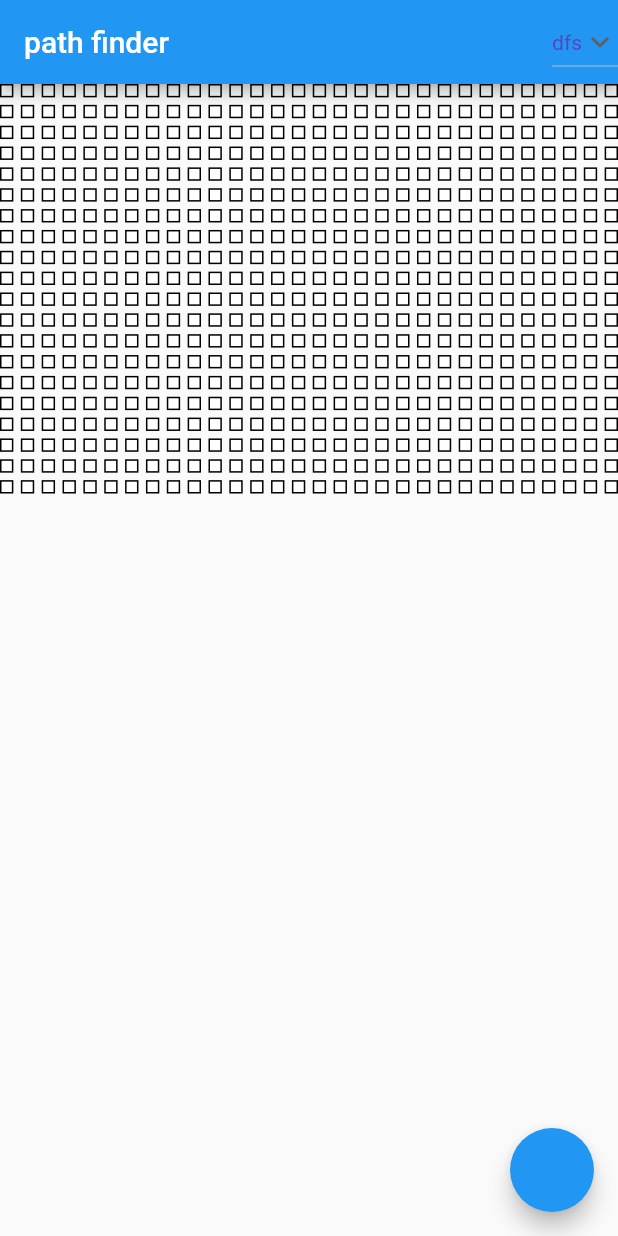
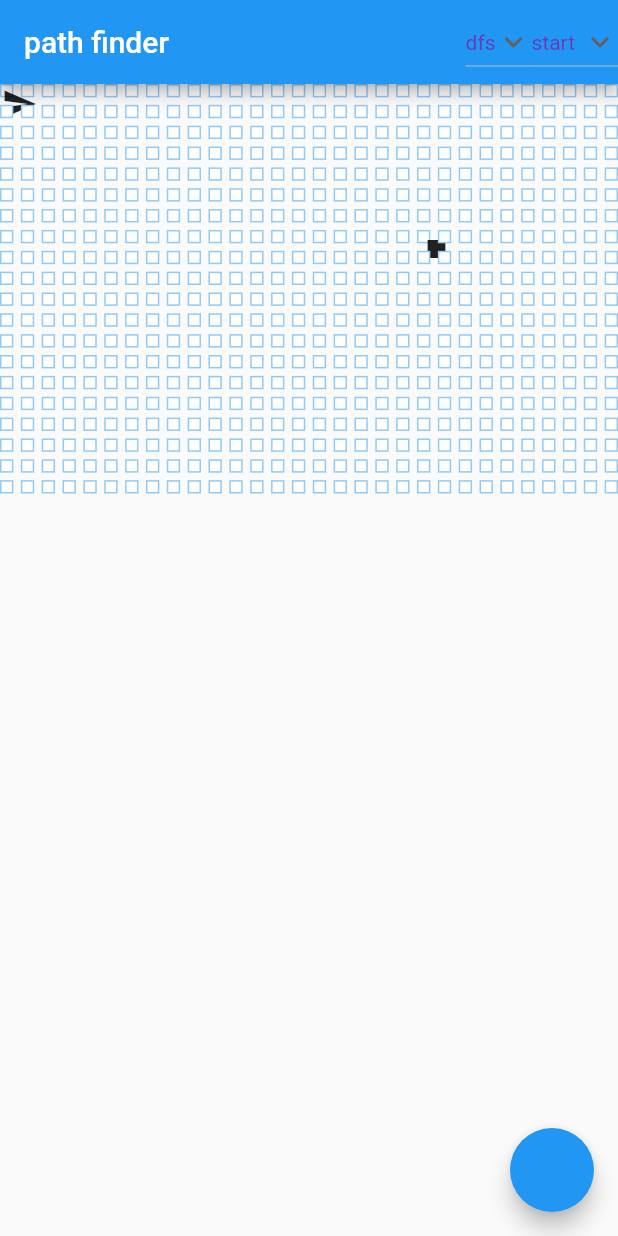
Before and after one commit to khalil192/compass, a Flutter app: the screen it shows after launch, on a phone screen of 412 x 824 dp. Run offline on Flutter 3.47's test engine with Material 2 defaults, Android fonts, the phone set to English and light mode, and no system bars.

Commit message:
added start and stop icons now increase the interactivity with the grid..............

```diff
--- a/lib/controller.dart
+++ b/lib/controller.dart
@@ -22,9 +22,26 @@ class ValueController{
 class CellController{
   ValueNotifier<double> length;
   ValueNotifier<Color> color;
+  ValueNotifier<String> selectedAs;
   int index,perRow;
   CellController(this.index,this.perRow){
     length = new ValueNotifier(10.0);
     color = new ValueNotifier(Colors.white);
+    selectedAs = new ValueNotifier("normal");
+  }
+  Widget getWidget(){
+      if(selectedAs.value == "normal"){
+        return Container();
+      }
+      if(selectedAs.value == "start"){
+        return Container(
+          child: Icon(Icons.send),
+        );
+      }
+      if(selectedAs.value == "end"){
+        return Container(
+          child: Icon(Icons.stop),
+        );
+      }
   }
 }
--- a/lib/main.dart
+++ b/lib/main.dart
@@ -8,6 +8,8 @@ import 'package:flutter/rendering.dart';
 void main() => runApp(MyApp());
 
 String searchMethod = "dfs";
+
+String currentSelection = "start";
 
 class MyApp extends StatelessWidget {
   @override
@@ -76,6 +78,29 @@ class _HomeScreenState extends State<HomeScreen> {
                           }
                   ).toList(),
                   ),
+                   DropdownButton<String>(
+                    value: currentSelection,
+                    icon: Icon(Icons.keyboard_arrow_down),
+                    iconSize: 24,
+                    elevation: 16,
+                    style: TextStyle(
+                    color: Colors.deepPurple
+                      ),
+                      onChanged: (String newValue) {
+                                setState(() {
+                                  currentSelection = newValue;
+                                });
+                          },
+                          items: <String>['start','block','end']
+                          .map<DropdownMenuItem<String>>((String value) {
+                                  return DropdownMenuItem<String>(
+                                    value: value,
+                                    child: Text(value),
+                                  );
+                          }
+                  ).toList(),
+                  ),
+
                 ],
               )
             ],
@@ -91,7 +116,7 @@ class _HomeScreenState extends State<HomeScreen> {
 }
 
 class Grid extends StatefulWidget {
- final ValueController valueController;
+  final ValueController valueController;
   Grid(this.valueController);
   @override
   _GridState createState() => _GridState();
@@ -117,19 +142,34 @@ final Set<int> selectedIndexes = Set<int>();
       }
     }
   }
-
+  int lastStartSelected = 0;
+  int prevStartSelected = 0;
+  int lastEndSelected = 230;
+  int prevEndSelected = 230;
   _selectIndex(int index) {
     setState(() {
       selectedIndexes.add(index);
+      lastStartSelected = index;
+      lastEndSelected = index;
     });
   }
-
   @override
   Widget build(BuildContext context) {
     for(int index in selectedIndexes){
+      if(currentSelection == 'block'){
       widget.valueController.selectIndex(index);
       }
-    // print(selectedIndexes);
+      if(currentSelection == 'start'){
+        widget.valueController.cellController[prevStartSelected].selectedAs.value = "normal";
+        prevStartSelected = lastStartSelected;
+      }
+      if(currentSelection == 'end'){
+        widget.valueController.cellController[prevEndSelected].selectedAs.value = "normal";
+        prevEndSelected = lastEndSelected;
+      }
+    }
+    widget.valueController.cellController[prevStartSelected].selectedAs.value = "start";
+    widget.valueController.cellController[prevEndSelected].selectedAs.value = "end";
     return Container(
       width: 900,
       height: 900,
@@ -196,22 +236,33 @@ class Cell extends StatefulWidget {
   _CellState createState() => _CellState();
 }
 
+int startSelection = -1;
 class _CellState extends State<Cell> {
-  Future expand() async{
-  widget.cellController.length.value = widget.cellController.length.value +1;
-  widget.cellController.color.value = Colors.blue[900];
-  // await wait();
-  // widget.cellController.color.value = Colors.white;
-  widget.cellController.length.value = widget.cellController.length.value -1;
+  Future cellClicked() async{
+  switch(currentSelection){
+  case "start" :{
+      widget.cellController.color.value = Colors.white;
+      }
+      break;
+  case "block" :{
+      widget.cellController.color.value = Colors.blue;
   }
-
+  break;
+  case "end" :{
+    widget.cellController.color.value = Colors.white;
+  }
+  break;
+  }
+  }
   @override
   Widget build(BuildContext context){
     return ValueListenableBuilder(
       valueListenable: widget.cellController.length,
       builder: (context,cellLength,child){
         return GestureDetector(
-          onTap: ()=>{expand()},
+          onTap: ()=>{
+            cellClicked()
+          },
           child: ValueListenableBuilder(
             valueListenable: widget.cellController.color,
             builder: (context, cellColor, child){
@@ -220,9 +271,10 @@ class _CellState extends State<Cell> {
                   width: cellLength,
                   height: cellLength,
                   decoration: BoxDecoration(
-                 border: Border.all(color: Colors.black),
+                 border: Border.all(color: Colors.blue[200]),
                  color: cellColor,
                    ),
+                  child: widget.cellController.getWidget(),
                 );
             },
           ),
```
